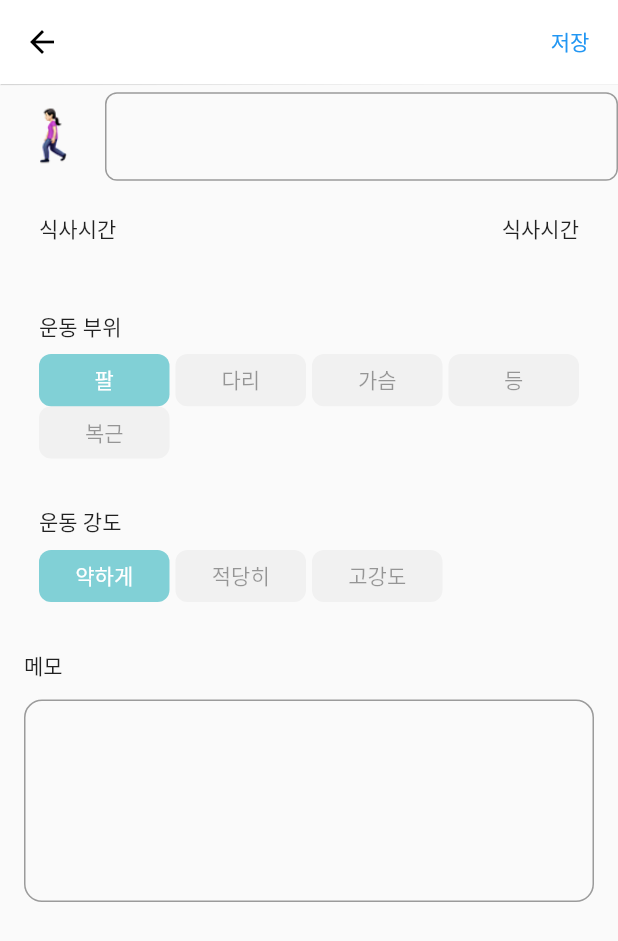
After one commit to kkong3456/dietapp, a Flutter app: the WorkoutAddPage screen opened directly, on a phone screen of 412 x 824 dp. The commit adds this screen. Shown: the top 941 px of the screen. Run offline on Flutter 3.47's test engine with Material 2 defaults, Android fonts, the phone set to English and light mode, and no system bars; our stand-ins replace sqflite; missing offline and left inert: multi_image_picker; accounts and stored records are empty.

Commit message:
7.CH02_27눈바디운동기록 페이지  초기화면 완성

```diff
--- a/lib/data/data.dart
+++ b/lib/data/data.dart
@@ -42,6 +42,7 @@
   int id;
   int date;
   int time;
+  int type;
   int kcal;
   int intense;
   int part;
@@ -49,13 +50,14 @@
   String name;
   String memo;
 
-  Workout({this.id,this.date,this.time,this.kcal,this.intense,this.part,this.name,this.memo});
+  Workout({this.id,this.date,this.time,this.type,this.kcal,this.intense,this.part,this.name,this.memo});
 
   factory Workout.fromDB(Map<String,dynamic> data){
     return Workout(
       id:data["id"],
       date:data["date"],
       time:data["time"],
+      type:data["type"],
       kcal: data["kcal"],
       intense:data["intense"],
       part:data["part"],
@@ -70,6 +72,7 @@
       "id":id,
       "date":date,
       "time":time,
+      "type":type,
       "kcal":kcal,
       "intense":intense,
       "part":part,
--- a/lib/data/utils.dart
+++ b/lib/data/utils.dart
@@ -3,6 +3,9 @@
 
 List<String> mealTime=["아침","점심","저녁","간식"];
 List<String> mealType=["균형잡힌","단백질","탄수화물","지방","치팅"];
+
+List<String> wIntense=["약하게","적당히","고강도"];
+List<String> wPart=["팔","다리","가슴","등","복근"];
 
 class Utils {
   static String makeTwoDigit(int number) {
--- a/lib/main.dart
+++ b/lib/main.dart
@@ -2,6 +2,7 @@
 import 'package:dietapp/data/utils.dart';
 import 'package:dietapp/style.dart';
 import 'package:dietapp/view/food.dart';
+import 'package:dietapp/view/worktout.dart';
 import 'package:flutter/material.dart';
 import 'package:flutter/widgets.dart';
 
@@ -75,7 +76,22 @@
                     ),
                     TextButton(
                       child:Text("운동"),
-                      onPressed:(){},
+                      onPressed:() async {
+                        await Navigator.of(context).push(
+                          MaterialPageRoute(builder:(ctx)=>WorkoutAddPage(
+                            workout:Workout(
+                              date:Utils.getFormatTime(DateTime.now()),
+                              time:1130,
+                              type:0,
+                              kcal:0,
+                              intense:0,
+                              part:0,
+                              name:"",
+                              memo:"",
+                            )
+                          ))
+                        );
+                      },
                     ),
                     TextButton(
                       child:Text("몸무게"),
--- /dev/null
+++ b/lib/view/worktout.dart
@@ -0,0 +1,225 @@
+import 'package:dietapp/data/data.dart';
+import 'package:dietapp/data/database.dart';
+import 'package:dietapp/data/utils.dart';
+import 'package:dietapp/style.dart';
+import 'package:flutter/material.dart';
+import 'package:multi_image_picker/multi_image_picker.dart';
+
+
+class WorkoutAddPage extends StatefulWidget{
+  final Workout workout;
+
+  WorkoutAddPage({Key key,this.workout}):super(key:key);
+
+  @override
+  State<StatefulWidget> createState(){
+    return _WorkoutAddPageState();
+  }
+}
+
+class _WorkoutAddPageState extends State<WorkoutAddPage>{
+  Workout get workout=>widget.workout;
+  TextEditingController memoController=TextEditingController();
+  TextEditingController nameController=TextEditingController();
+
+  @override
+  void initState(){
+    workout.memo=memoController.text;
+    workout.name=nameController.text;
+    super.initState();
+  }
+  @override
+  Widget build(BuildContext context){
+    return Scaffold(
+      appBar: AppBar(
+          backgroundColor: bgColor,
+          iconTheme:const IconThemeData(
+            color:txtColor,
+          ),
+          elevation: 0.3,
+          actions:[
+            TextButton(
+              child:const Text("저장"),
+              onPressed:() async {
+                //저장하고 종료
+                final db=DatabaseHelper.instance;
+                workout.memo=memoController.text;
+                await db.insertWorkout(workout);
+                Navigator.of(context).pop();
+              },
+            ),
+          ]
+      ),
+      body:Container(
+          child:ListView.builder(
+            itemBuilder:(ctx,idx){
+              if(idx==0){
+                return Container(
+                  child:Row(
+                    children: [
+                      Container(child:InkWell(
+                        child:Image.asset("assets/img/${workout.type}.png"),
+                        onTap:(){
+                          setState((){
+                            workout.type++;
+                            workout.type=workout.type%4;
+                          });
+                        }
+                      ),width:70,height:70),
+                      Container(height:8),
+                      Expanded(
+                        child:TextField(
+                          controller: nameController,
+                          decoration: InputDecoration(
+                            border:OutlineInputBorder(
+                              borderSide:const BorderSide(color:txtColor,width:0.5),
+                              borderRadius: BorderRadius.circular(8),
+                            ),
+                          ),
+                        )
+                      )
+                    ],
+                  )
+                );
+              }else if(idx==1){
+
+                return Container(
+                  margin:const EdgeInsets.symmetric(horizontal: 26,vertical: 16),
+                  child:Column(
+                    children: [
+                      Row(
+                        mainAxisAlignment:MainAxisAlignment.spaceBetween,
+                        children:const [
+                          Text("식사시간"),
+                          Text("식사시간"),
+                        ],
+                      ),
+                      Container(
+                        height:12,
+                      ),
+                    ],
+                  ),);
+
+              }else if(idx==2){
+                return Container(
+                  margin:const EdgeInsets.symmetric(horizontal: 26,vertical: 16),
+                  child:Column(
+                    children: [
+                      Row(
+                        mainAxisAlignment:MainAxisAlignment.spaceBetween,
+                        children: const [
+                          Text("운동 부위"),
+                        ],
+                      ),
+                      Container(
+                        height:8,
+                      ),
+                      GridView.count(
+                        physics:const NeverScrollableScrollPhysics(),
+                        shrinkWrap:true,
+                        crossAxisCount: 4,
+                        childAspectRatio:2.5/1, //2가로, 1 세로
+                        crossAxisSpacing:4,
+                        children: List.generate(wPart.length, (_idx){
+                          return InkWell(child:Container(
+                            alignment: Alignment.center,
+                            decoration: BoxDecoration(
+                              borderRadius:BorderRadius.circular(8),
+                              color:workout.part==_idx?mainColor:ibgColor,
+                            ),
+                            child:Text(wPart[_idx],style:TextStyle(color:workout.part==_idx?Colors.white:iTxColor)),
+                          ),
+                              onTap:(){
+                                setState((){
+                                  workout.part=_idx;
+                                });
+                              }
+                          );
+                        }),
+                      )
+                    ],
+                  ),);
+              }else if(idx==3){
+                return Container(
+                  margin:const EdgeInsets.symmetric(horizontal: 26,vertical: 16),
+                  child:Column(
+                    children: [
+                      Row(
+                        mainAxisAlignment:MainAxisAlignment.spaceBetween,
+                        children: const [
+                          Text("운동 강도"),
+                        ],
+                      ),
+                      Container(
+                        height:8,
+                      ),
+                      GridView.count(
+                        physics:const NeverScrollableScrollPhysics(),
+                        shrinkWrap:true,
+                        crossAxisCount: 4,
+                        childAspectRatio:2.5/1, //2가로, 1 세로
+                        crossAxisSpacing:4,
+                        children: List.generate(wIntense.length, (_idx){
+                          return InkWell(child:Container(
+                            alignment: Alignment.center,
+                            decoration: BoxDecoration(
+                              borderRadius:BorderRadius.circular(8),
+                              color:workout.intense==_idx?mainColor:ibgColor,
+                            ),
+                            child:Text(wIntense[_idx],style:TextStyle(color:workout.intense==_idx?Colors.white:iTxColor)),
+                          ),
+                              onTap:(){
+                                setState((){
+                                  workout.intense=_idx;
+                                });
+                              }
+                          );
+                        }),
+                      )
+                    ],
+                  ),);
+              }else if(idx==4){
+                return Container(
+                  margin: const EdgeInsets.symmetric(horizontal: 16,vertical: 16),
+                  child:Column(
+                    crossAxisAlignment:CrossAxisAlignment.start,
+                    children: [
+                      const Text("메모"),
+                      Container(height:12),
+                      TextField(
+                        maxLines:5,
+                        minLines:5,
+                        // keyboardType:TextInputType.multiline,
+                        controller: memoController,
+                        decoration:InputDecoration(
+                            border:OutlineInputBorder(
+                              borderSide:const BorderSide(color:txtColor,width:5),
+                              borderRadius:BorderRadius.circular(12),
+                            )
+                        ),
+                      )
+                    ],
+                  ),
+                );
+              }
+
+              return Container();
+            },
+            itemCount:5,
+          )
+      ),
+    );
+  }
+  Future<void> selectImage() async {
+    final _img=await MultiImagePicker.pickImages(maxImages: 1,enableCamera: true);
+
+    if(_img.isEmpty){
+      return "ERROR";
+    }
+
+    setState((){
+      // workout.image=_img.first.identifier;
+    });
+
+  }
+}
```
Also changed, not shown: pubspec.lock.
